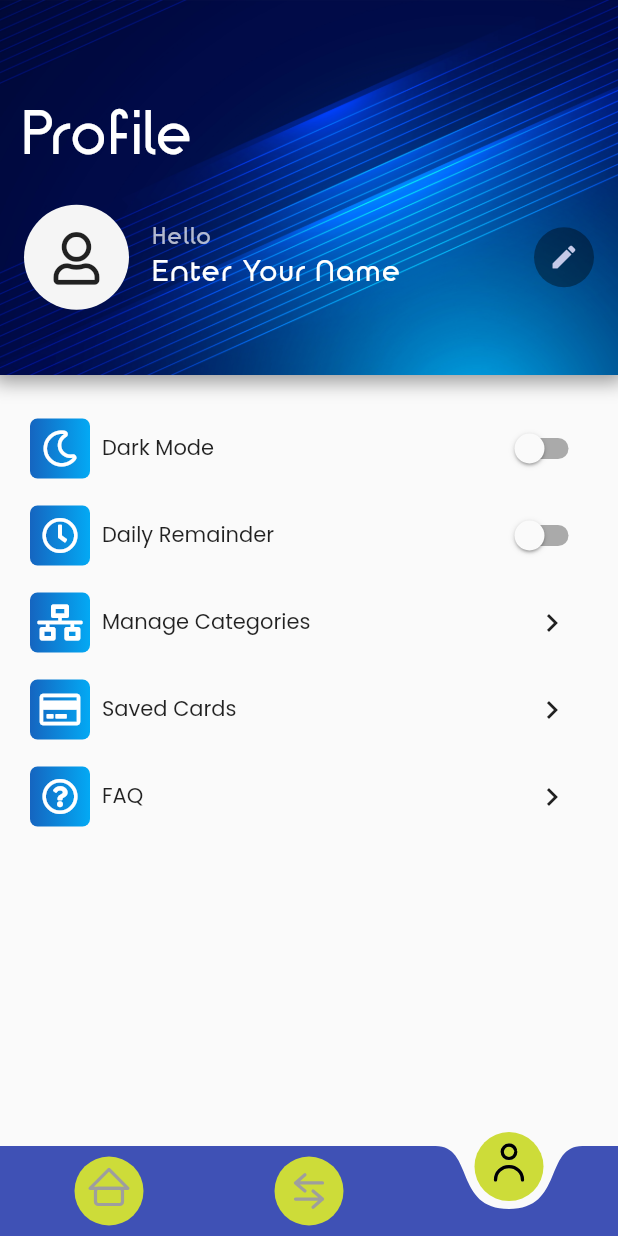
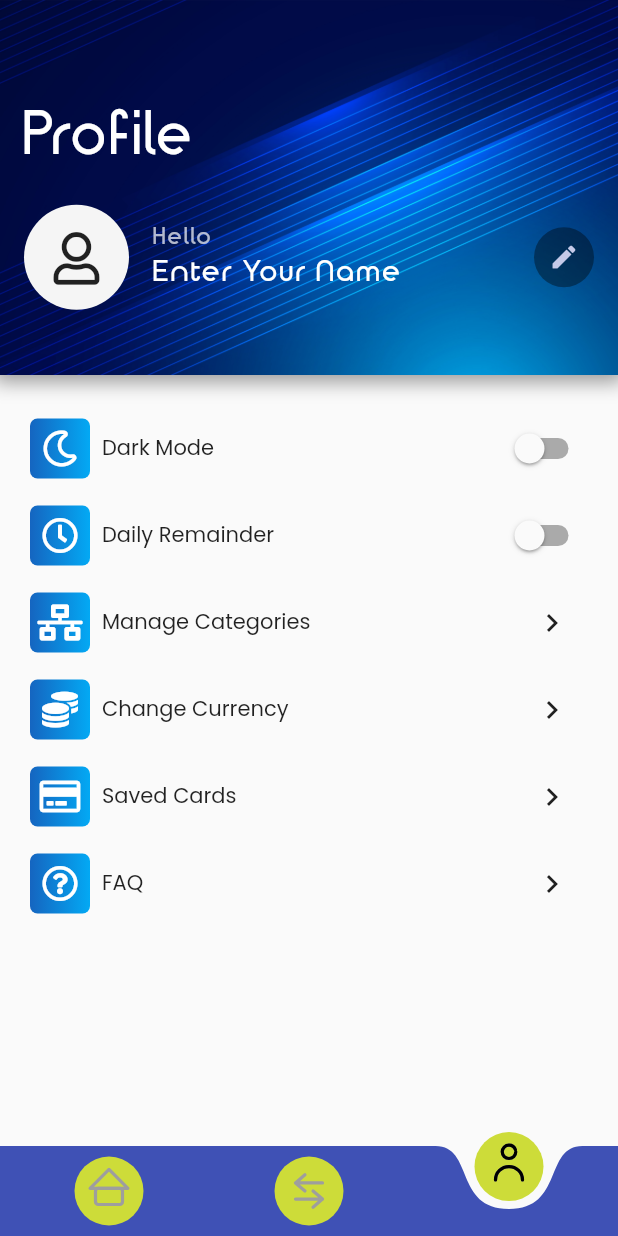
Before and after one commit to aman1210/FlutterExpenseTracker, a Flutter app: the screen it shows after launch, item 3 of the bottom bar chosen, on a phone screen of 412 x 824 dp. Run offline on Flutter 3.47's test engine with Material 2 defaults, Android fonts, the phone set to English and light mode, and no system bars; our stand-ins replace flutter_local_notifications, flutter_native_timezone, font_awesome_flutter, image_picker, lottie, shared_preferences and 3 more; missing offline and left inert: credit_card_slider, firebase_admob; accounts and stored records are empty.

Commit message:
adding currencies

```diff
--- a/lib/Provider/profileProvider.dart
+++ b/lib/Provider/profileProvider.dart
@@ -12,6 +12,7 @@ class ProfileProvider with ChangeNotifier {
   var number = '';
   var email = '';
   var address = '';
+  var currency = '₹';
 
   void addProfile(String path2, String name2, String number2, String email2,
       String address2) {
@@ -26,6 +27,7 @@ class ProfileProvider with ChangeNotifier {
 
   ProfileProvider() {
     starting();
+    getCurrency();
     initProfile();
     startNoti();
   }
@@ -40,6 +42,12 @@ class ProfileProvider with ChangeNotifier {
     showNoti = !showNoti;
     time = newTime;
     saveNoti();
+  }
+
+  changeCurreny(String symbol) {
+    currency = symbol;
+    notifyListeners();
+    saveCurrency();
   }
 
   Future<void> initProfile() async {
@@ -99,4 +107,18 @@ class ProfileProvider with ChangeNotifier {
     showNoti = prefs.getBool('showNoti');
     time = prefs.getString('time');
   }
+
+  Future<void> saveCurrency() async {
+    final prefs = await SharedPreferences.getInstance();
+    prefs.setString('currency', currency);
+  }
+
+  Future<void> getCurrency() async {
+    final prefs = await SharedPreferences.getInstance();
+    if (!prefs.containsKey('currency')) {
+      return false;
+    }
+    currency = prefs.getString('currency');
+    notifyListeners();
+  }
 }
--- a/lib/screens/profilePage.dart
+++ b/lib/screens/profilePage.dart
@@ -1,3 +1,4 @@
+import 'package:expenseTracker/Provider/profileProvider.dart';
 import 'package:flutter/material.dart';
 import 'package:font_awesome_flutter/font_awesome_flutter.dart';
 
@@ -7,6 +8,7 @@ import 'package:expenseTracker/screens/SavedCard.dart';
 import 'package:expenseTracker/widgets/profilePage/remainderSwitch.dart';
 import 'package:expenseTracker/widgets/profilePage/darkModeSwitch.dart';
 import 'package:expenseTracker/widgets/profilePage/header.dart';
+import 'package:provider/provider.dart';
 
 class ProfilePage extends StatefulWidget {
   @override
@@ -35,14 +37,72 @@ class _ProfilePageState extends State<ProfilePage> {
           ),
           DarkModeSwitch(),
           RemainderSwitch(),
-          GestureDetector(
+          buildOption(
+            context: context,
+            icon: FontAwesomeIcons.networkWired,
+            title: 'Manage Categories',
+            widget: ManageCategories(),
+          ),
+          buildOption(
+            context: context,
+            icon: FontAwesomeIcons.coins,
+            title: 'Change Currency',
+          ),
+          buildOption(
+            context: context,
+            icon: FontAwesomeIcons.creditCard,
+            title: 'Saved Cards',
+            widget: SavedCard(),
+          ),
+          buildOption(
+            context: context,
+            widget: FAQScreen(),
+            icon: FontAwesomeIcons.questionCircle,
+            title: 'FAQ',
+          ),
+        ],
+      ),
+    );
+  }
+
+  void selectCurrency() {
+    showDialog(
+      context: context,
+      builder: (context) {
+        return Dialog(
+          child: Container(
+            height: 255,
+            width: double.infinity,
+            child: Column(
+              mainAxisAlignment: MainAxisAlignment.center,
+              children: [
+                createCurrency(index: 1, name: 'Rupee', symbol: '₹'),
+                createCurrency(index: 2, name: 'Dollar', symbol: '\$'),
+                createCurrency(index: 3, name: 'Euro', symbol: '€'),
+                createCurrency(index: 4, name: 'Pound', symbol: '£'),
+                createCurrency(index: 5, name: 'Yen', symbol: '¥'),
+              ],
+            ),
+          ),
+        );
+      },
+    );
+  }
+
+  GestureDetector buildOption(
+      {BuildContext context, Widget widget, IconData icon, String title}) {
+    return GestureDetector(
       onTap: () {
+        if (title == 'Change Currency') {
+          selectCurrency();
+        } else {
           Navigator.push(
             context,
             MaterialPageRoute(
-                  builder: (context) => ManageCategories(),
+              builder: (context) => widget,
             ),
           );
+        }
       },
       child: Container(
         padding: const EdgeInsets.symmetric(horizontal: 20, vertical: 5),
@@ -53,7 +113,7 @@ class _ProfilePageState extends State<ProfilePage> {
               height: 40,
               width: 40,
               child: Icon(
-                      FontAwesomeIcons.networkWired,
+                icon,
                 color: Colors.white,
               ),
               decoration: BoxDecoration(
@@ -69,7 +129,7 @@ class _ProfilePageState extends State<ProfilePage> {
               child: Padding(
                 padding: const EdgeInsets.all(8.0),
                 child: Text(
-                        'Manage Categories',
+                  title,
                   textAlign: TextAlign.start,
                 ),
               ),
@@ -78,129 +138,73 @@ class _ProfilePageState extends State<ProfilePage> {
               child: IconButton(
                 icon: Icon(Icons.chevron_right),
                 onPressed: () {
+                  if (title == 'Change Currency') {
+                    selectCurrency();
+                  } else {
                     Navigator.push(
                       context,
                       MaterialPageRoute(
-                          builder: (context) => ManageCategories(),
+                        builder: (context) => widget,
                       ),
                     );
-                    },
-                  )),
-                ],
-              ),
-            ),
-          ),
-          GestureDetector(
-            onTap: () {
-              Navigator.push(
-                context,
-                MaterialPageRoute(
-                  builder: (context) => SavedCard(),
-                ),
-              );
-            },
-            child: Container(
-              padding: const EdgeInsets.symmetric(horizontal: 20, vertical: 5),
-              child: Row(
-                mainAxisAlignment: MainAxisAlignment.spaceBetween,
-                children: [
-                  Container(
-                    height: 40,
-                    width: 40,
-                    child: Icon(
-                      FontAwesomeIcons.creditCard,
-                      color: Colors.white,
-                    ),
-                    decoration: BoxDecoration(
-                        gradient: LinearGradient(
-                          begin: Alignment.centerRight,
-                          end: Alignment.centerLeft,
-                          colors: [Colors.lightBlue, Colors.blue[800]],
-                        ),
-                        borderRadius: BorderRadius.circular(5)),
-                  ),
-                  Expanded(
-                    child: Padding(
-                      padding: const EdgeInsets.all(8.0),
-                      child: Text(
-                        'Saved Cards',
-                        textAlign: TextAlign.start,
-                      ),
-                    ),
-                  ),
-                  Container(
-                      child: IconButton(
-                    icon: Icon(Icons.chevron_right),
-                    onPressed: () {
-                      Navigator.push(
-                        context,
-                        MaterialPageRoute(
-                          builder: (context) => SavedCard(),
-                        ),
-                      );
-                    },
-                  )),
-                ],
-              ),
-            ),
-          ),
-          GestureDetector(
-            onTap: () {
-              Navigator.push(
-                context,
-                MaterialPageRoute(
-                  builder: (context) => FAQScreen(),
-                ),
-              );
-            },
-            child: Container(
-              padding: const EdgeInsets.symmetric(horizontal: 20, vertical: 5),
-              child: Row(
-                mainAxisAlignment: MainAxisAlignment.spaceBetween,
-                children: [
-                  Container(
-                    height: 40,
-                    width: 40,
-                    child: Icon(
-                      FontAwesomeIcons.questionCircle,
-                      color: Colors.white,
-                    ),
-                    decoration: BoxDecoration(
-                        gradient: LinearGradient(
-                          begin: Alignment.centerRight,
-                          end: Alignment.centerLeft,
-                          colors: [Colors.lightBlue, Colors.blue[800]],
-                        ),
-                        borderRadius: BorderRadius.circular(5)),
-                  ),
-                  Expanded(
-                    child: Padding(
-                      padding: const EdgeInsets.all(8.0),
-                      child: Text(
-                        'FAQ',
-                        textAlign: TextAlign.start,
-                      ),
-                    ),
-                  ),
-                  Container(
-                    child: IconButton(
-                      icon: Icon(Icons.chevron_right),
-                      onPressed: () {
-                        Navigator.push(
-                          context,
-                          MaterialPageRoute(
-                            builder: (context) => FAQScreen(),
-                          ),
-                        );
+                  }
                 },
               ),
             ),
           ],
         ),
       ),
+    );
+  }
+
+  InkWell createCurrency({int index, String symbol, String name}) {
+    return InkWell(
+      onTap: () {
+        Provider.of<ProfileProvider>(context, listen: false)
+            .changeCurreny(symbol);
+        Navigator.pop(context);
+      },
+      child: Container(
+        padding: const EdgeInsets.all(8.0),
+        decoration: BoxDecoration(
+          border: Border(
+            bottom: BorderSide(color: Colors.grey[300], width: 2),
           ),
-          Expanded(child: Container()),
+          color: index % 2 != 0
+              ? Theme.of(context).brightness == Brightness.dark
+                  ? Colors.grey[800]
+                  : Colors.white
+              : Theme.of(context).brightness == Brightness.dark
+                  ? Colors.grey[600]
+                  : Colors.grey[200],
+        ),
+        child: Row(
+          children: [
+            Flexible(
+              flex: 2,
+              child: Center(
+                child: Text(
+                  symbol,
+                  style: TextStyle(
+                    fontSize: 22,
+                    fontWeight: FontWeight.bold,
+                  ),
+                ),
+              ),
+            ),
+            Flexible(
+              flex: 3,
+              child: Center(
+                child: Text(
+                  name,
+                  style: TextStyle(
+                    fontSize: 18,
+                  ),
+                ),
+              ),
+            ),
           ],
+        ),
       ),
     );
   }
--- a/lib/widgets/home/homeHeaderBalance.dart
+++ b/lib/widgets/home/homeHeaderBalance.dart
@@ -1,6 +1,8 @@
+import 'package:expenseTracker/Provider/profileProvider.dart';
 import 'package:expenseTracker/Provider/transactionProvider.dart';
 import 'package:flutter/material.dart';
 import 'package:intl/intl.dart';
+import 'package:path/path.dart';
 import 'package:provider/provider.dart';
 
 class HomeHeaderBalance extends StatelessWidget {
@@ -13,6 +15,7 @@ class HomeHeaderBalance extends StatelessWidget {
   @override
   Widget build(BuildContext context) {
     var balance = Provider.of<TransactionProvider>(context).balance;
+    var symbol = Provider.of<ProfileProvider>(context).currency;
     return Container(
       width: double.infinity,
       child: Column(
@@ -28,7 +31,7 @@ class HomeHeaderBalance extends StatelessWidget {
             textAlign: TextAlign.center,
           ),
           Text(
-            '₹ ${balance.toString()}',
+            '$symbol ${balance.toString()}',
             style: TextStyle(
               color: Colors.white,
               fontFamily: 'Roboto',
--- a/lib/widgets/home/homeHeaderCard.dart
+++ b/lib/widgets/home/homeHeaderCard.dart
@@ -1,3 +1,4 @@
+import 'package:expenseTracker/Provider/profileProvider.dart';
 import 'package:expenseTracker/Provider/transactionProvider.dart';
 import 'package:flutter/material.dart';
 import 'package:font_awesome_flutter/font_awesome_flutter.dart';
@@ -16,6 +17,7 @@ class HomeHeaderCard extends StatelessWidget {
   @override
   Widget build(BuildContext context) {
     var amount;
+    var symbol = Provider.of<ProfileProvider>(context).currency;
     if (name == 'Earned') {
       amount = Provider.of<TransactionProvider>(context).earned;
     } else {
@@ -56,7 +58,7 @@ class HomeHeaderCard extends StatelessWidget {
                   mainAxisAlignment: MainAxisAlignment.center,
                   children: [
                     Text(
-                      '₹',
+                      '$symbol ',
                       style: TextStyle(
                           fontSize: 24,
                           fontFamily: 'Roboto',
--- a/lib/widgets/profilePage/remainderSwitch.dart
+++ b/lib/widgets/profilePage/remainderSwitch.dart
@@ -1,5 +1,6 @@
 import 'package:flutter/material.dart';
 import 'package:flutter_local_notifications/flutter_local_notifications.dart';
+import 'package:flutter_native_timezone/flutter_native_timezone.dart';
 import 'package:font_awesome_flutter/font_awesome_flutter.dart';
 import 'package:provider/provider.dart';
 import 'package:timezone/data/latest.dart' as tz;
@@ -21,8 +22,11 @@ class _RemainderSwitchState extends State<RemainderSwitch> {
   Future showNotification(String msg) async {
     var hour = int.parse(msg.split(' ')[0]);
     var min = int.parse(msg.split(' ')[1]);
+    final String currentTimeZone =
+        await FlutterNativeTimezone.getLocalTimezone();
+
     tz.initializeTimeZones();
-    tz.setLocalLocation(tz.getLocation('Asia/Kolkata'));
+    tz.setLocalLocation(tz.getLocation(currentTimeZone));
     var scheduledDate = tz.TZDateTime(tz.local, 2020, DateTime.now().month,
         DateTime.now().day + 1, hour, min);
     var androidPlatformChannelSpecifics = new AndroidNotificationDetails(
@@ -44,18 +48,24 @@ class _RemainderSwitchState extends State<RemainderSwitch> {
         .toggleNoti(scheduledDate.toIso8601String());
   }
 
-  @override
-  void initState() {
-    super.initState();
+  init() async {
     var provider = Provider.of<ProfileProvider>(context, listen: false);
     val = provider.showNoti;
+    final String currentTimeZone =
+        await FlutterNativeTimezone.getLocalTimezone();
     tz.initializeTimeZones();
-    tz.setLocalLocation(tz.getLocation('Asia/Kolkata'));
+    tz.setLocalLocation(tz.getLocation(currentTimeZone));
     if (provider.time != '' && provider.time != null) {
       var date = tz.TZDateTime.parse(tz.local, provider.time);
 
       time = TimeOfDay(hour: date.hour, minute: date.minute);
     }
+  }
+
+  @override
+  void initState() {
+    super.initState();
+    init();
     FlutterLocalNotificationsPlugin flutterLocalNotificationsPlugin =
         FlutterLocalNotificationsPlugin();
     var initializationSettingsAndroid = AndroidInitializationSettings(
--- a/pubspec.yaml
+++ b/pubspec.yaml
@@ -36,6 +36,7 @@ dependencies:
   shared_preferences: ^0.5.12+2
   flutter_local_notifications: ^3.0.1+3
   timezone: ^0.5.9
+  flutter_native_timezone: ^1.0.4
 
   # The following adds the Cupertino Icons font to your application.
   # Use with the CupertinoIcons class for iOS style icons.
```
Also changed, not shown: pubspec.lock. Lines whose indentation alone changed are shown as unchanged.
